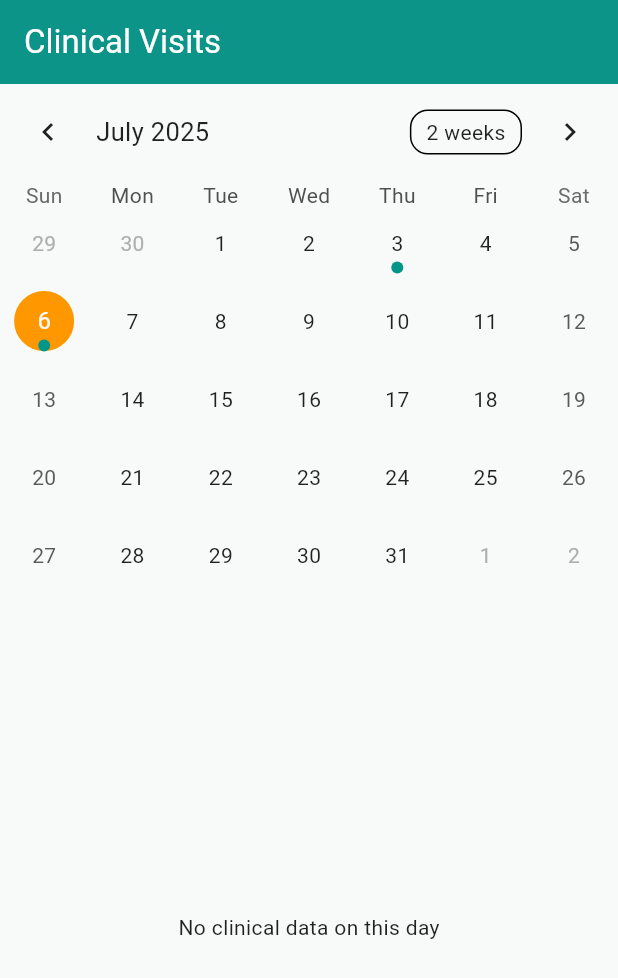
After one commit to MediLink-ucsc/Health-Tracker, a Flutter app: the ClinicalCalendarScreen screen opened directly, on a phone screen of 412 x 824 dp. The commit adds this screen. Shown: the top 978 px of the screen. Run offline on Flutter 3.47's test engine with Material 3 defaults, Android fonts, the phone set to English and light mode, and no system bars; drawn by our look-alikes of table_calendar; our stand-ins replace file_picker.

Commit message:
Clinical calender completed

```diff
--- a/lib/Components/custom_bottom_nav.dart
+++ b/lib/Components/custom_bottom_nav.dart
@@ -1,4 +1,5 @@
 import 'package:flutter/material.dart';
+import 'package:health_tracker/screens/Clinic/clinical_records.dart';
 import 'package:health_tracker/screens/Metrics/input_metrics_screen.dart';
 import '../screens/Home/home_screen.dart';
 import '../screens/Profile/profile_screen.dart';
@@ -50,6 +51,14 @@ class CustomBottomNavBar extends StatelessWidget {
                 color: currentIndex == 2 ? primaryColor : Colors.grey.shade700,
                 iconSize: 28,
                 onPressed: () {
+                  if (currentIndex != 0) {
+                    Navigator.pushReplacement(
+                      context,
+                      MaterialPageRoute(
+                        builder: (_) => const ClinicalCalendarScreen(),
+                      ),
+                    );
+                  }
                   // Add your navigation
                 },
               ),
--- /dev/null
+++ b/lib/screens/Clinic/clinical_records.dart
@@ -0,0 +1,143 @@
+import 'package:flutter/material.dart';
+import 'package:table_calendar/table_calendar.dart';
+
+class ClinicalRecord {
+  final DateTime date;
+  final String doctor;
+  final String clinic;
+  final String diagnosis;
+  final String medications;
+  final String recommendations;
+
+  ClinicalRecord({
+    required this.date,
+    required this.doctor,
+    required this.clinic,
+    required this.diagnosis,
+    required this.medications,
+    required this.recommendations,
+  });
+}
+
+class ClinicalCalendarScreen extends StatefulWidget {
+  const ClinicalCalendarScreen({super.key});
+
+  @override
+  State<ClinicalCalendarScreen> createState() => _ClinicalCalendarScreenState();
+}
+
+class _ClinicalCalendarScreenState extends State<ClinicalCalendarScreen> {
+  DateTime _focusedDay = DateTime.now();
+  DateTime? _selectedDay;
+
+  // Sample clinical records
+  final Map<DateTime, List<ClinicalRecord>> _records = {
+    DateTime.utc(2025, 7, 6): [
+      ClinicalRecord(
+        date: DateTime.utc(2025, 7, 6),
+        doctor: 'Dr. Fernando',
+        clinic: 'Sunrise Clinic',
+        diagnosis: 'Seasonal flu',
+        medications: 'Paracetamol, Vitamin C',
+        recommendations: 'Rest for 5 days',
+      ),
+    ],
+    DateTime.utc(2025, 7, 3): [
+      ClinicalRecord(
+        date: DateTime.utc(2025, 7, 3),
+        doctor: 'Dr. Silva',
+        clinic: 'Wellcare Center',
+        diagnosis: 'Back pain',
+        medications: 'Painkillers, Physiotherapy',
+        recommendations: 'Avoid lifting heavy objects',
+      ),
+    ],
+  };
+
+  List<ClinicalRecord> _getRecordsForDay(DateTime day) {
+    return _records[DateTime.utc(day.year, day.month, day.day)] ?? [];
+  }
+
+  @override
+  Widget build(BuildContext context) {
+    const primaryColor = Color(0xFF0D9488);
+    return Scaffold(
+      appBar: AppBar(
+        title: const Text('Clinical Visits'),
+        backgroundColor: primaryColor,
+      ),
+      body: Column(
+        children: [
+          TableCalendar<ClinicalRecord>(
+            focusedDay: _focusedDay,
+            firstDay: DateTime.utc(2020, 1, 1),
+            lastDay: DateTime.utc(2030, 12, 31),
+            selectedDayPredicate: (day) => isSameDay(_selectedDay, day),
+            onDaySelected: (selectedDay, focusedDay) {
+              setState(() {
+                _selectedDay = selectedDay;
+                _focusedDay = focusedDay;
+              });
+            },
+            calendarStyle: CalendarStyle(
+              markerDecoration: const BoxDecoration(
+                color: Colors.teal, // keep marker dot under dates
+                shape: BoxShape.circle,
+              ),
+              todayDecoration: BoxDecoration(
+                color: Colors.orange,
+                border: Border.all(color: Colors.orange, width: 2),
+                shape: BoxShape.circle,
+              ),
+              selectedDecoration: BoxDecoration(
+                border: Border.all(color: const Color(0xFF0D9488), width: 2),
+                shape: BoxShape.circle,
+              ),
+              selectedTextStyle: const TextStyle(
+                color: Colors.black, // or any color you prefer
+                fontWeight: FontWeight.bold,
+              ),
+            ),
+
+            eventLoader: _getRecordsForDay,
+          ),
+          const SizedBox(height: 16),
+          Expanded(
+            child:
+                _selectedDay == null || _getRecordsForDay(_selectedDay!).isEmpty
+                ? const Center(child: Text('No clinical data on this day'))
+                : ListView(
+                    padding: const EdgeInsets.symmetric(horizontal: 16),
+                    children: _getRecordsForDay(_selectedDay!).map((record) {
+                      return Card(
+                        margin: const EdgeInsets.only(bottom: 12),
+                        child: Padding(
+                          padding: const EdgeInsets.all(12),
+                          child: Column(
+                            crossAxisAlignment: CrossAxisAlignment.start,
+                            children: [
+                              Text(
+                                record.doctor,
+                                style: const TextStyle(
+                                  fontWeight: FontWeight.bold,
+                                ),
+                              ),
+                              const SizedBox(height: 4),
+                              Text('Clinic: ${record.clinic}'),
+                              Text('Diagnosis: ${record.diagnosis}'),
+                              Text('Medications: ${record.medications}'),
+                              Text(
+                                'Recommendations: ${record.recommendations}',
+                              ),
+                            ],
+                          ),
+                        ),
+                      );
+                    }).toList(),
+                  ),
+          ),
+        ],
+      ),
+    );
+  }
+}
--- a/pubspec.yaml
+++ b/pubspec.yaml
@@ -35,6 +35,7 @@ dependencies:
   # Use with the CupertinoIcons class for iOS style icons.
   cupertino_icons: ^1.0.8
   file_picker: ^10.2.0
+  table_calendar: ^3.0.9
 
 dev_dependencies:
   flutter_test:
```
Also changed, not shown: pubspec.lock.
